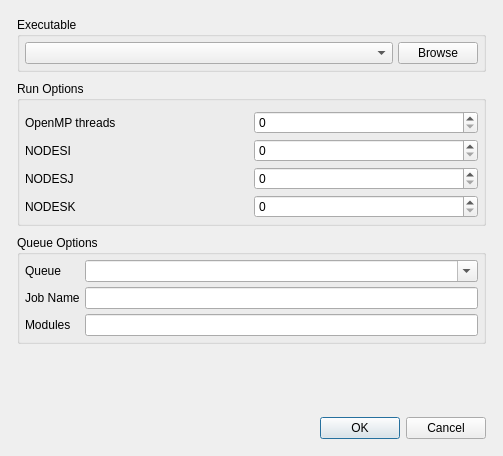
Above: gui/uifiles/run_popup.ui from truongd8593/mfix before the change. Below: the same form after it.
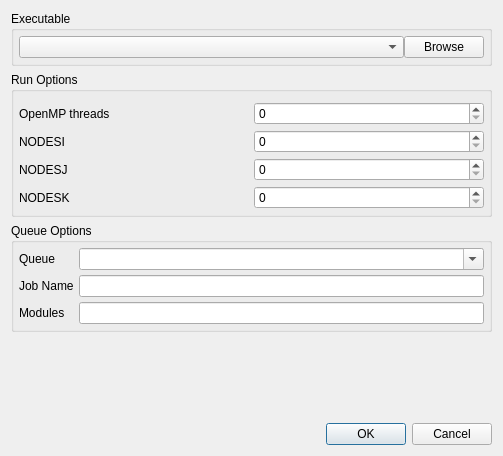
That is the form after the change. Custom widgets are drawn as their Qt base class.

Commit message: set tab order in run dialog

Patch:
```diff
--- a/gui/uifiles/run_popup.ui
+++ b/gui/uifiles/run_popup.ui
@@ -14,10 +14,28 @@
    <string>Run</string>
   </property>
   <layout class="QGridLayout" name="gridLayout_4">
-   <item row="1" column="0">
+   <item row="0" column="0">
+    <widget class="QGroupBox" name="groupBox_3">
+     <property name="focusPolicy">
+      <enum>Qt::NoFocus</enum>
+     </property>
+     <property name="title">
+      <string>Executable</string>
+     </property>
+     <property name="flat">
+      <bool>true</bool>
+     </property>
+     <layout class="QGridLayout" name="gridLayout_5">
+      <property name="margin">
+       <number>5</number>
+      </property>
+      <property name="spacing">
+       <number>5</number>
+      </property>
+      <item row="0" column="0">
     <widget class="QFrame" name="frame">
      <property name="sizePolicy">
-      <sizepolicy hsizetype="Minimum" vsizetype="Minimum">
+         <sizepolicy hsizetype="Minimum" vsizetype="Preferred">
        <horstretch>0</horstretch>
        <verstretch>0</verstretch>
       </sizepolicy>
@@ -28,13 +46,57 @@
      <property name="frameShadow">
       <enum>QFrame::Plain</enum>
      </property>
+        <property name="lineWidth">
+         <number>0</number>
+        </property>
      <layout class="QGridLayout" name="gridLayout">
       <property name="margin">
-       <number>6</number>
+          <number>0</number>
       </property>
       <property name="spacing">
-       <number>9</number>
-      </property>
+          <number>0</number>
+         </property>
+         <item row="0" column="0">
+          <widget class="ComboBox" name="combobox_mfix_exes">
+           <property name="sizePolicy">
+            <sizepolicy hsizetype="Preferred" vsizetype="Preferred">
+             <horstretch>0</horstretch>
+             <verstretch>0</verstretch>
+            </sizepolicy>
+           </property>
+           <property name="focusPolicy">
+            <enum>Qt::TabFocus</enum>
+           </property>
+           <property name="insertPolicy">
+            <enum>QComboBox::InsertAtTop</enum>
+           </property>
+          </widget>
+         </item>
+         <item row="0" column="1">
+          <widget class="QPushButton" name="button_browse_exe">
+           <property name="sizePolicy">
+            <sizepolicy hsizetype="Maximum" vsizetype="Preferred">
+             <horstretch>0</horstretch>
+             <verstretch>0</verstretch>
+            </sizepolicy>
+           </property>
+           <property name="focusPolicy">
+            <enum>Qt::TabFocus</enum>
+           </property>
+           <property name="toolTip">
+            <string>Browse for MFIX executable</string>
+           </property>
+           <property name="text">
+            <string>Browse</string>
+           </property>
+          </widget>
+         </item>
+        </layout>
+       </widget>
+      </item>
+     </layout>
+    </widget>
+   </item>
       <item row="1" column="0">
        <widget class="QGroupBox" name="groupBox">
         <property name="sizePolicy">
@@ -126,7 +188,7 @@
         </layout>
        </widget>
       </item>
-      <item row="4" column="0">
+   <item row="2" column="0">
        <widget class="QGroupBox" name="groupBox_2">
         <property name="enabled">
          <bool>true</bool>
@@ -191,14 +253,14 @@
         </layout>
        </widget>
       </item>
-      <item row="6" column="0">
+   <item row="4" column="0">
        <widget class="QDialogButtonBox" name="buttonBox">
         <property name="standardButtons">
          <set>QDialogButtonBox::Cancel|QDialogButtonBox::Ok</set>
         </property>
        </widget>
       </item>
-      <item row="5" column="0">
+   <item row="3" column="0">
        <spacer name="verticalSpacer">
         <property name="orientation">
          <enum>Qt::Vertical</enum>
@@ -211,50 +273,6 @@
         </property>
        </spacer>
       </item>
-      <item row="0" column="0">
-       <widget class="QGroupBox" name="groupBox_3">
-        <property name="title">
-         <string>Executable</string>
-        </property>
-        <property name="flat">
-         <bool>true</bool>
-        </property>
-        <layout class="QGridLayout" name="gridLayout_5">
-         <property name="margin">
-          <number>5</number>
-         </property>
-         <property name="spacing">
-          <number>5</number>
-         </property>
-         <item row="0" column="0">
-          <widget class="ComboBox" name="combobox_mfix_exes">
-           <property name="sizePolicy">
-            <sizepolicy hsizetype="MinimumExpanding" vsizetype="Fixed">
-             <horstretch>0</horstretch>
-             <verstretch>0</verstretch>
-            </sizepolicy>
-           </property>
-          </widget>
-         </item>
-         <item row="0" column="1">
-          <widget class="QPushButton" name="button_browse_exe">
-           <property name="sizePolicy">
-            <sizepolicy hsizetype="Maximum" vsizetype="Preferred">
-             <horstretch>0</horstretch>
-             <verstretch>0</verstretch>
-            </sizepolicy>
-           </property>
-           <property name="text">
-            <string>Browse</string>
-           </property>
-          </widget>
-         </item>
-        </layout>
-       </widget>
-      </item>
-     </layout>
-    </widget>
-   </item>
   </layout>
  </widget>
  <customwidgets>
```
Left out of the diff: 12 changed lines with no effect on the pictures. Lines whose indentation alone changed are shown as unchanged.
